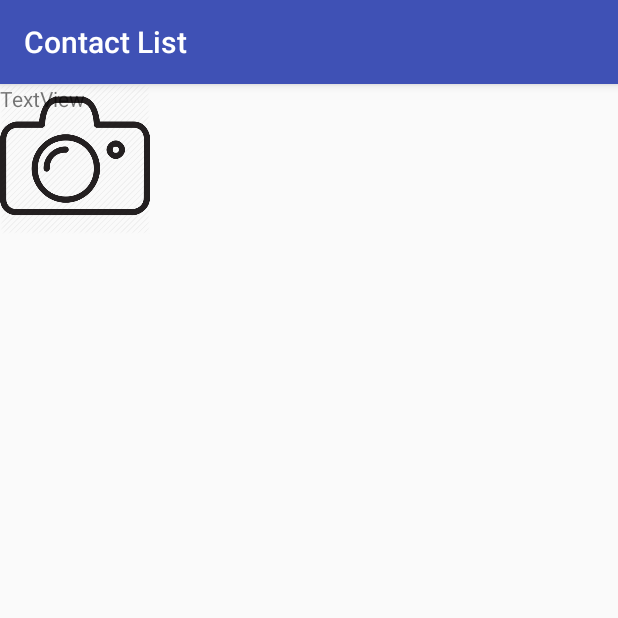
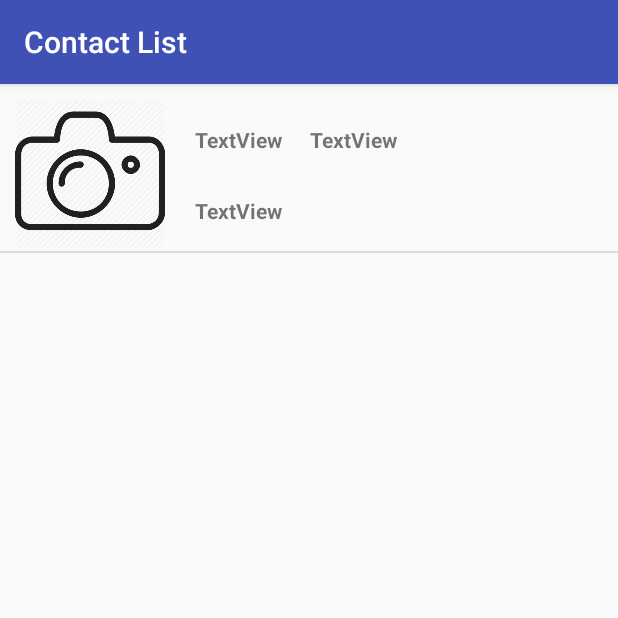
Before and after one commit to tgriff34/Android, an Android app: the displayActivity screen opened directly, with no data from a screen before it, on a phone screen of 412 x 824 dp, the top half of it. Run offline under Robolectric (Android 15) with nearby library versions, the phone set to English and light mode, and no system bars; 4 statements that could not run were skipped.

Commit message:
Added list view for contacts

```diff
--- a/app/src/main/java/com/example/tristan/android_projects/ContactAdapter.java
+++ b/app/src/main/java/com/example/tristan/android_projects/ContactAdapter.java
@@ -1,8 +1,46 @@
 package com.example.tristan.android_projects;
+
+import android.content.Context;
+import android.support.annotation.NonNull;
+import android.support.annotation.Nullable;
+import android.text.Layout;
+import android.view.LayoutInflater;
+import android.view.View;
+import android.view.ViewGroup;
+import android.widget.ArrayAdapter;
+import android.widget.ImageView;
+import android.widget.TextView;
+
+import org.w3c.dom.Text;
+
+import java.util.ArrayList;
 
 /**
  * Created by Tristan on 2/6/18.
  */
 
-public class ContactAdapter {
+public class ContactAdapter extends ArrayAdapter<Contact> {
+    public ContactAdapter(Context context, ArrayList<Contact> contacts) {
+        super(context, 0, contacts);
+    }
+
+    @Override
+    public View getView(int position, View convertView, ViewGroup parent) {
+        Contact contact = getItem(position);
+
+        if (convertView == null) {
+            convertView = LayoutInflater.from(getContext()).inflate(R.layout.item_contact, parent, false);
+        }
+
+        TextView textViewFirst = (TextView) convertView.findViewById(R.id.firstListView);
+        TextView textViewLast = (TextView) convertView.findViewById(R.id.lastListView);
+        TextView textViewPhone = (TextView) convertView.findViewById(R.id.phoneListView);
+        ImageView imageView = (ImageView) convertView.findViewById(R.id.contactAvatar);
+
+        textViewFirst.setText(contact.user_firstName);
+        textViewLast.setText(contact.user_lastName);
+        textViewPhone.setText(contact.user_phone);
+
+        return convertView;
+    }
 }
--- a/app/src/main/java/com/example/tristan/android_projects/displayActivity.java
+++ b/app/src/main/java/com/example/tristan/android_projects/displayActivity.java
@@ -2,13 +2,14 @@ package com.example.tristan.android_projects;
 
 import android.support.v7.app.AppCompatActivity;
 import android.os.Bundle;
+import android.widget.ArrayAdapter;
+import android.widget.ListView;
 import android.widget.TextView;
 
 import java.util.ArrayList;
 
 public class displayActivity extends AppCompatActivity {
 
-    TextView textView;
     ArrayList<Contact> Contacts = new ArrayList<Contact>();
 
     @Override
@@ -16,15 +17,15 @@ public class displayActivity extends AppCompatActivity {
         super.onCreate(savedInstanceState);
         setContentView(R.layout.activity_display);
 
-        textView = findViewById(R.id.textViewContact);
 
         if (getIntent() != null) {
             Contact contact = (Contact) getIntent().getExtras().getSerializable(newActivity.CONTACT_KEY);
 
             Contacts.add(contact);
+        }
 
-            textView.setText(contact.toString());
-
-        }
+        ContactAdapter adapter = new ContactAdapter(this, Contacts);
+        ListView listView = (ListView) findViewById(R.id.lvContacts);
+        listView.setAdapter(adapter);
     }
 }
--- a/app/src/main/res/layout/activity_display.xml
+++ b/app/src/main/res/layout/activity_display.xml
@@ -6,28 +6,9 @@
     android:layout_height="match_parent"
     tools:context="com.example.tristan.android_projects.displayActivity">
 
-    <ImageView
-        android:id="@+id/contactAvatar"
-        android:layout_width="wrap_content"
-        android:layout_height="wrap_content"
-        android:adjustViewBounds="true"
-        android:maxHeight="100dp"
-        android:maxWidth="100dp"
-        android:scaleType="fitCenter"
-        app:srcCompat="@drawable/add_photo" />
+    <ListView
+        android:id="@+id/lvContacts"
+        android:layout_width="match_parent"
+        android:layout_height="match_parent" />
 
-    <TextView
-        android:id="@+id/contactDescriptionView"
-        android:layout_width="wrap_content"
-        android:layout_height="wrap_content"
-        android:text="TextView"
-        tools:layout_editor_absoluteX="112dp"
-        tools:layout_editor_absoluteY="16dp" />
-
-    <Button
-        android:id="@+id/detailContactButton"
-        android:layout_width="380dp"
-        android:layout_height="98dp"
-        android:text="Button"
-        android:visibility="invisible" />
 </android.support.constraint.ConstraintLayout>
--- /dev/null
+++ b/app/src/main/res/layout/item_contact.xml
@@ -0,0 +1,70 @@
+<?xml version="1.0" encoding="utf-8"?>
+<android.support.constraint.ConstraintLayout xmlns:android="http://schemas.android.com/apk/res/android"
+    xmlns:app="http://schemas.android.com/apk/res-auto"
+    xmlns:tools="http://schemas.android.com/tools"
+    android:layout_width="match_parent"
+    android:layout_height="match_parent"
+    tools:layout_editor_absoluteY="81dp">
+
+    <ImageView
+        android:id="@+id/contactAvatar"
+        android:layout_width="wrap_content"
+        android:layout_height="wrap_content"
+        android:layout_marginStart="10dp"
+        android:layout_marginLeft="10dp"
+        android:adjustViewBounds="true"
+        android:maxHeight="100dp"
+        android:maxWidth="100dp"
+        android:scaleType="fitCenter"
+        app:layout_constraintStart_toStartOf="parent"
+        app:layout_constraintTop_toTopOf="@+id/detailContactButton"
+        app:srcCompat="@drawable/add_photo" />
+
+    <TextView
+        android:id="@+id/firstListView"
+        android:layout_width="wrap_content"
+        android:layout_height="wrap_content"
+        android:layout_marginStart="20dp"
+        android:layout_marginLeft="20dp"
+        android:text="TextView"
+        android:textStyle="bold"
+        app:layout_constraintBaseline_toBaselineOf="@+id/lastListView"
+        app:layout_constraintStart_toEndOf="@+id/contactAvatar" />
+
+    <Button
+        android:id="@+id/detailContactButton"
+        android:layout_width="0dp"
+        android:layout_height="101dp"
+        android:layout_marginTop="10dp"
+        android:text="Button"
+        android:visibility="invisible"
+        app:layout_constraintEnd_toEndOf="parent"
+        app:layout_constraintStart_toStartOf="parent"
+        app:layout_constraintTop_toTopOf="parent" />
+
+    <TextView
+        android:id="@+id/lastListView"
+        android:layout_width="wrap_content"
+        android:layout_height="wrap_content"
+        android:layout_marginStart="18dp"
+        android:layout_marginLeft="18dp"
+        android:layout_marginTop="27dp"
+        android:text="TextView"
+        android:textStyle="bold"
+        app:layout_constraintStart_toEndOf="@+id/firstListView"
+        app:layout_constraintTop_toTopOf="parent" />
+
+    <TextView
+        android:id="@+id/phoneListView"
+        android:layout_width="wrap_content"
+        android:layout_height="21dp"
+        android:layout_marginBottom="16dp"
+        android:layout_marginStart="20dp"
+        android:layout_marginLeft="20dp"
+        android:layout_marginTop="28dp"
+        android:text="TextView"
+        android:textStyle="bold"
+        app:layout_constraintBottom_toBottomOf="@+id/detailContactButton"
+        app:layout_constraintStart_toEndOf="@+id/contactAvatar"
+        app:layout_constraintTop_toBottomOf="@+id/firstListView" />
+</android.support.constraint.ConstraintLayout>
```
